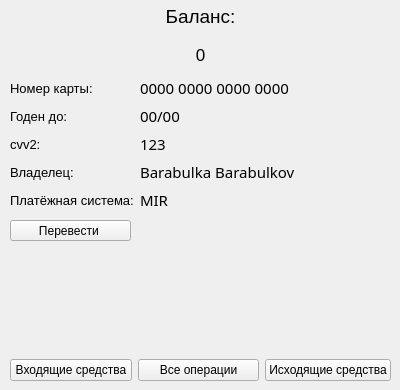
Qt form ui/personal_cabinet.ui (koluiree/Bank_System) before a commit; both pictures show x 0 to 400 and y 0 to 390 of the 400 by 700 pixel window.
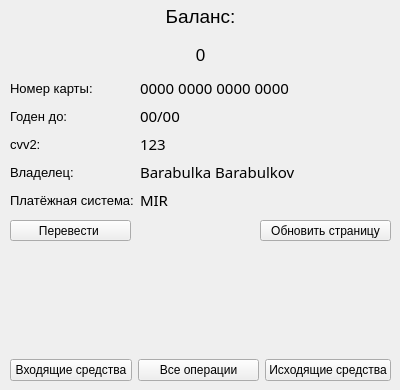
The same form after that commit.

What changed in the file:
```diff
--- a/ui/personal_cabinet.ui
+++ b/ui/personal_cabinet.ui
@@ -295,6 +295,19 @@
      <string>Перевести </string>
     </property>
    </widget>
+   <widget class="QPushButton" name="update_button">
+    <property name="geometry">
+     <rect>
+      <x>260</x>
+      <y>220</y>
+      <width>131</width>
+      <height>21</height>
+     </rect>
+    </property>
+    <property name="text">
+     <string>Обновить страницу</string>
+    </property>
+   </widget>
   </widget>
   <widget class="QMenuBar" name="menubar">
    <property name="geometry">
```
